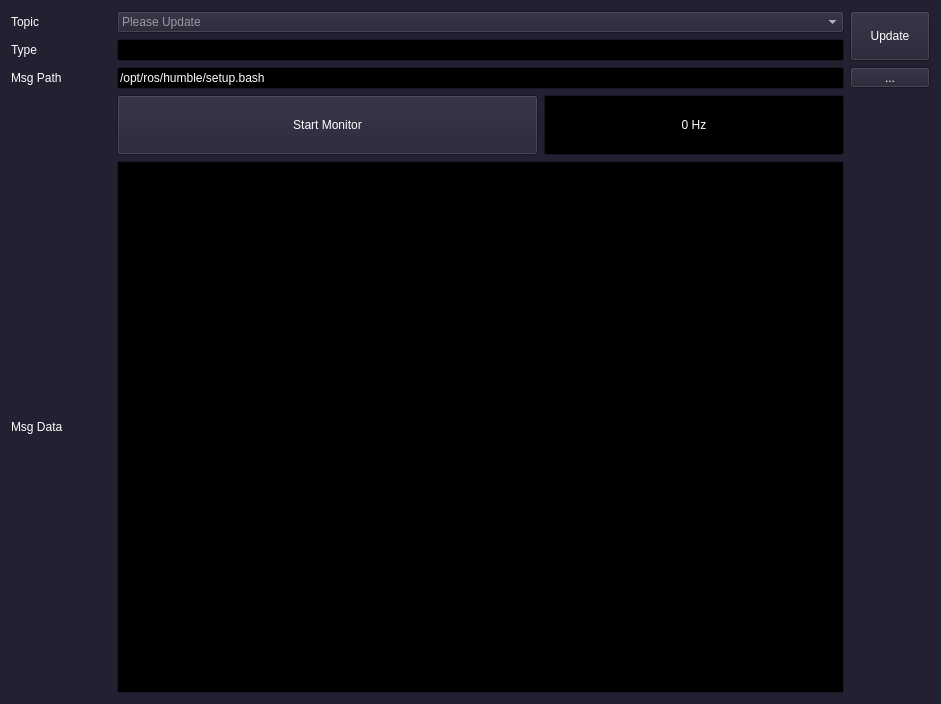
First picture: the form in ui/monitor.ui, repository yyamazaki933/rosif, before the edit.
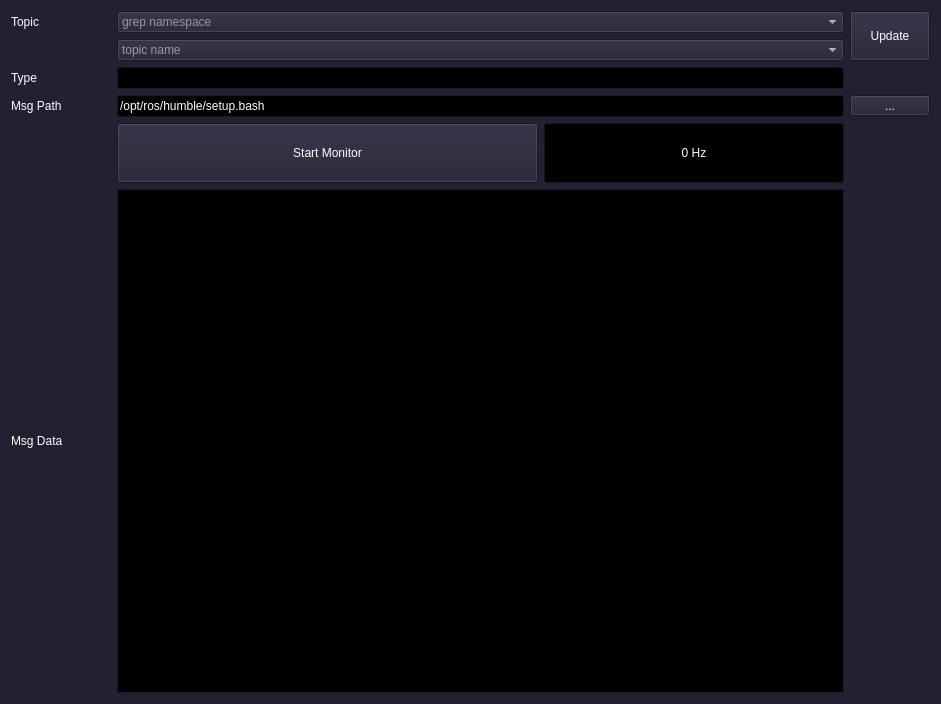
Second picture: the form after the edit.

Diff of the .ui file:
```diff
--- a/ui/monitor.ui
+++ b/ui/monitor.ui
@@ -486,61 +486,229 @@
    <string>Topic Monitor</string>
   </property>
   <layout class="QGridLayout" name="gridLayout">
-   <item row="0" column="0">
-    <widget class="QLabel" name="label_10">
+   <item row="3" column="3">
+    <widget class="QToolButton" name="tb_bash">
      <property name="minimumSize">
       <size>
-       <width>100</width>
+       <width>80</width>
        <height>0</height>
       </size>
      </property>
-     <property name="maximumSize">
+     <property name="text">
+      <string>...</string>
+     </property>
+    </widget>
+   </item>
+   <item row="4" column="1">
+    <widget class="QPushButton" name="pb_monitor">
+     <property name="minimumSize">
       <size>
-       <width>100</width>
-       <height>16777215</height>
+       <width>0</width>
+       <height>60</height>
       </size>
      </property>
      <property name="text">
-      <string>Topic</string>
+      <string>Start Monitor</string>
      </property>
     </widget>
    </item>
-   <item row="2" column="0">
+   <item row="3" column="0">
     <widget class="QLabel" name="label">
      <property name="text">
       <string>Msg Path</string>
      </property>
     </widget>
    </item>
-   <item row="6" column="0">
+   <item row="7" column="0">
     <widget class="QLabel" name="label_2">
      <property name="text">
       <string>Msg Data</string>
      </property>
     </widget>
    </item>
-   <item row="1" column="0">
+   <item row="3" column="1" colspan="2">
+    <widget class="QLineEdit" name="le_bash">
+     <property name="text">
+      <string>/opt/ros/humble/setup.bash</string>
+     </property>
+    </widget>
+   </item>
+   <item row="4" column="2">
+    <widget class="QProgressBar" name="prog_hz">
+     <property name="minimumSize">
+      <size>
+       <width>0</width>
+       <height>60</height>
+      </size>
+     </property>
+     <property name="maximumSize">
+      <size>
+       <width>300</width>
+       <height>16777215</height>
+      </size>
+     </property>
+     <property name="maximum">
+      <number>1</number>
+     </property>
+     <property name="value">
+      <number>0</number>
+     </property>
+     <property name="format">
+      <string>%v Hz</string>
+     </property>
+    </widget>
+   </item>
+   <item row="2" column="0">
     <widget class="QLabel" name="label_11">
      <property name="text">
       <string>Type</string>
      </property>
     </widget>
    </item>
-   <item row="2" column="3">
-    <widget class="QToolButton" name="tb_bash">
-     <property name="minimumSize">
-      <size>
-       <width>80</width>
-       <height>0</height>
-      </size>
+   <item row="2" column="1" colspan="2">
+    <widget class="QLineEdit" name="le_type">
+     <property name="palette">
+      <palette>
+       <active>
+        <colorrole role="Text">
+         <brush brushstyle="SolidPattern">
+          <color alpha="255">
+           <red>154</red>
+           <green>153</green>
+           <blue>150</blue>
+          </color>
+         </brush>
+        </colorrole>
+        <colorrole role="PlaceholderText">
+         <brush brushstyle="NoBrush">
+          <color alpha="128">
+           <red>154</red>
+           <green>153</green>
+           <blue>150</blue>
+          </color>
+         </brush>
+        </colorrole>
+       </active>
+       <inactive>
+        <colorrole role="Text">
+         <brush brushstyle="SolidPattern">
+          <color alpha="255">
+           <red>154</red>
+           <green>153</green>
+           <blue>150</blue>
+          </color>
+         </brush>
+        </colorrole>
+        <colorrole role="PlaceholderText">
+         <brush brushstyle="NoBrush">
+          <color alpha="128">
+           <red>154</red>
+           <green>153</green>
+           <blue>150</blue>
+          </color>
+         </brush>
+        </colorrole>
+       </inactive>
+       <disabled>
+        <colorrole role="Text">
+         <brush brushstyle="SolidPattern">
+          <color alpha="255">
+           <red>94</red>
+           <green>92</green>
+           <blue>100</blue>
+          </color>
+         </brush>
+        </colorrole>
+        <colorrole role="PlaceholderText">
+         <brush brushstyle="NoBrush">
+          <color alpha="128">
+           <red>154</red>
+           <green>153</green>
+           <blue>150</blue>
+          </color>
+         </brush>
+        </colorrole>
+       </disabled>
+      </palette>
      </property>
-     <property name="text">
-      <string>...</string>
+     <property name="readOnly">
+      <bool>true</bool>
      </property>
     </widget>
    </item>
-   <item row="6" column="1" colspan="2">
+   <item row="1" column="1" colspan="2">
+    <widget class="QComboBox" name="cb_topic">
+     <property name="placeholderText">
+      <string>topic name</string>
+     </property>
+    </widget>
+   </item>
+   <item row="7" column="1" colspan="2">
     <widget class="QPlainTextEdit" name="pte_echo">
+     <property name="palette">
+      <palette>
+       <active>
+        <colorrole role="Text">
+         <brush brushstyle="SolidPattern">
+          <color alpha="255">
+           <red>154</red>
+           <green>153</green>
+           <blue>150</blue>
+          </color>
+         </brush>
+        </colorrole>
+        <colorrole role="PlaceholderText">
+         <brush brushstyle="NoBrush">
+          <color alpha="128">
+           <red>154</red>
+           <green>153</green>
+           <blue>150</blue>
+          </color>
+         </brush>
+        </colorrole>
+       </active>
+       <inactive>
+        <colorrole role="Text">
+         <brush brushstyle="SolidPattern">
+          <color alpha="255">
+           <red>154</red>
+           <green>153</green>
+           <blue>150</blue>
+          </color>
+         </brush>
+        </colorrole>
+        <colorrole role="PlaceholderText">
+         <brush brushstyle="NoBrush">
+          <color alpha="128">
+           <red>154</red>
+           <green>153</green>
+           <blue>150</blue>
+          </color>
+         </brush>
+        </colorrole>
+       </inactive>
+       <disabled>
+        <colorrole role="Text">
+         <brush brushstyle="SolidPattern">
+          <color alpha="255">
+           <red>94</red>
+           <green>92</green>
+           <blue>100</blue>
+          </color>
+         </brush>
+        </colorrole>
+        <colorrole role="PlaceholderText">
+         <brush brushstyle="NoBrush">
+          <color alpha="128">
+           <red>154</red>
+           <green>153</green>
+           <blue>150</blue>
+          </color>
+         </brush>
+        </colorrole>
+       </disabled>
+      </palette>
+     </property>
      <property name="font">
       <font>
        <family>Ubuntu Mono</family>
@@ -552,24 +720,29 @@
      </property>
     </widget>
    </item>
-   <item row="2" column="1" colspan="2">
-    <widget class="QLineEdit" name="le_bash">
-     <property name="text">
-      <string>/opt/ros/humble/setup.bash</string>
-     </property>
-    </widget>
-   </item>
-   <item row="1" column="1" colspan="2">
-    <widget class="QLineEdit" name="le_type">
-     <property name="readOnly">
-      <bool>true</bool>
-     </property>
-    </widget>
-   </item>
    <item row="0" column="1" colspan="2">
-    <widget class="QComboBox" name="cb_topic">
+    <widget class="QComboBox" name="cb_ns">
      <property name="placeholderText">
-      <string>Please Update</string>
+      <string>grep namespace</string>
+     </property>
+    </widget>
+   </item>
+   <item row="0" column="0">
+    <widget class="QLabel" name="label_10">
+     <property name="minimumSize">
+      <size>
+       <width>100</width>
+       <height>0</height>
+      </size>
+     </property>
+     <property name="maximumSize">
+      <size>
+       <width>100</width>
+       <height>16777215</height>
+      </size>
+     </property>
+     <property name="text">
+      <string>Topic</string>
      </property>
     </widget>
    </item>
@@ -586,44 +759,6 @@
      </property>
     </widget>
    </item>
-   <item row="3" column="2">
-    <widget class="QProgressBar" name="prog_hz">
-     <property name="minimumSize">
-      <size>
-       <width>0</width>
-       <height>60</height>
-      </size>
-     </property>
-     <property name="maximumSize">
-      <size>
-       <width>300</width>
-       <height>16777215</height>
-      </size>
-     </property>
-     <property name="maximum">
-      <number>1</number>
-     </property>
-     <property name="value">
-      <number>0</number>
-     </property>
-     <property name="format">
-      <string>%v Hz</string>
-     </property>
-    </widget>
-   </item>
-   <item row="3" column="1">
-    <widget class="QPushButton" name="pb_monitor">
-     <property name="minimumSize">
-      <size>
-       <width>0</width>
-       <height>60</height>
-      </size>
-     </property>
-     <property name="text">
-      <string>Start Monitor</string>
-     </property>
-    </widget>
-   </item>
   </layout>
  </widget>
  <resources/>
```
